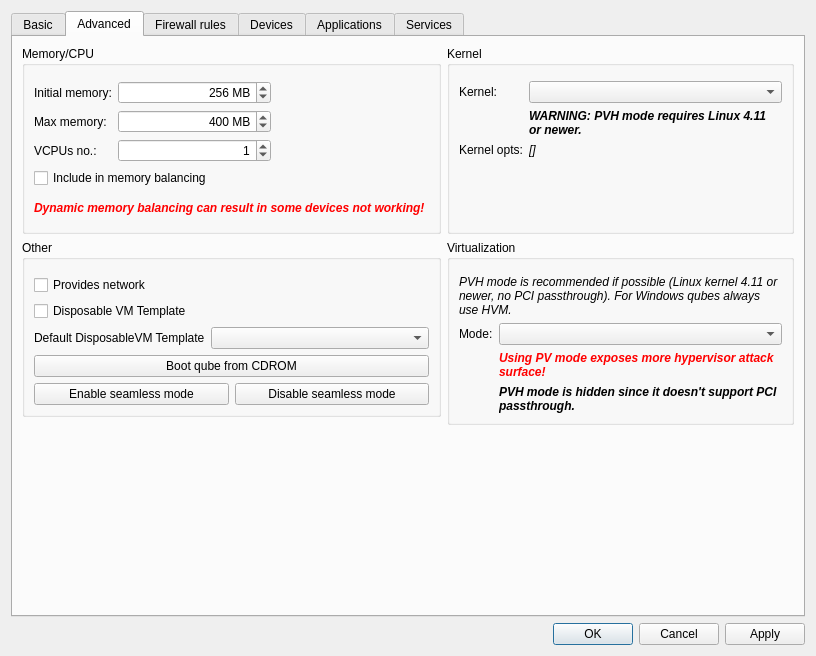
Qt form ui/settingsdlg.ui (QubesOS/qubes-manager) before a commit.
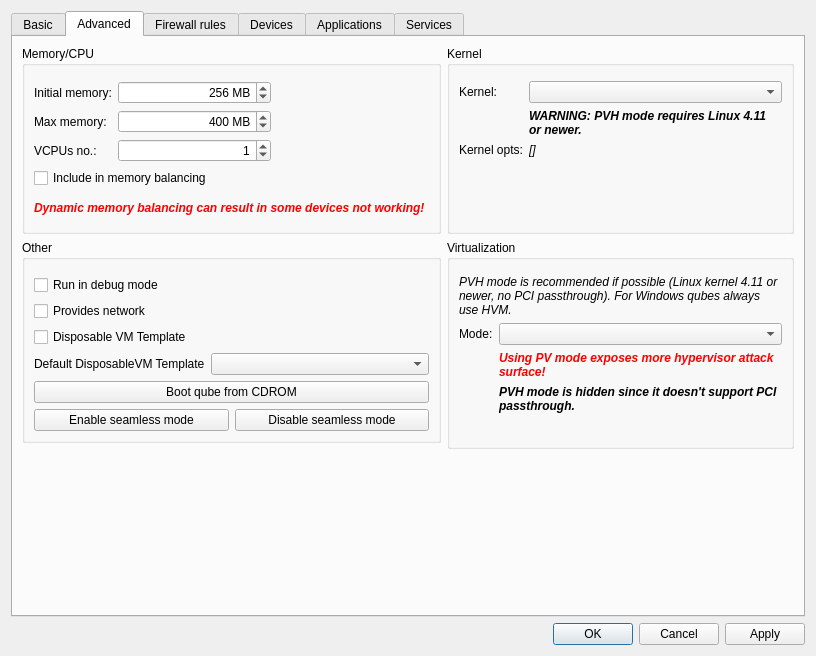
The same form after that commit. The open tabs and pages were chosen to show the change. Icons and pictures are not drawn.

Commit message:
Moved debug mode checkbox to advanced settings
It really had no place in Basic settings, and will free up space for future
settings.

The edit to the form file:
```diff
--- a/ui/settingsdlg.ui
+++ b/ui/settingsdlg.ui
@@ -373,13 +373,6 @@
                 </property>
                </widget>
               </item>
-              <item>
-               <widget class="QCheckBox" name="run_in_debug_mode">
-                <property name="text">
-                 <string>Run in debug mode</string>
-                </property>
-               </widget>
-              </item>
              </layout>
             </item>
             <item row="4" column="0" colspan="3">
@@ -813,14 +806,14 @@
             <property name="topMargin">
              <number>15</number>
             </property>
-            <item row="1" column="0">
+            <item row="2" column="0">
              <widget class="QCheckBox" name="provides_network_checkbox">
               <property name="text">
                <string>Provides network</string>
               </property>
              </widget>
             </item>
-            <item row="2" column="0">
+            <item row="3" column="0">
              <widget class="QCheckBox" name="dvm_template_checkbox">
               <property name="toolTip">
                <string>&lt;html&gt;&lt;head/&gt;&lt;body&gt;&lt;p&gt;Allows using this qube as a template for DisposableVMs. The DisposableVMs will inherit the VM's state (configuration, installed programs etc.), but their state will not persist between restarts. &lt;/p&gt;&lt;p&gt;Setting this option will cause this qube to be listed as an option in the &amp;quot;Default DisposableVM Template&amp;quot; dropdown for all other qubes. &lt;/p&gt;&lt;/body&gt;&lt;/html&gt;</string>
@@ -830,14 +823,14 @@
               </property>
              </widget>
             </item>
-            <item row="7" column="0" colspan="2">
+            <item row="8" column="0" colspan="2">
              <widget class="QPushButton" name="boot_from_device_button">
               <property name="text">
                <string>Boot qube from CDROM</string>
               </property>
              </widget>
             </item>
-            <item row="8" column="0" colspan="2">
+            <item row="9" column="0" colspan="2">
              <layout class="QHBoxLayout" name="horizontalLayout_8">
               <item>
                <widget class="QPushButton" name="seamless_on_button">
@@ -863,7 +856,7 @@
               </item>
              </layout>
             </item>
-            <item row="5" column="0" colspan="2">
+            <item row="6" column="0" colspan="2">
              <layout class="QHBoxLayout" name="horizontalLayout_6">
               <item>
                <widget class="QLabel" name="label_26">
@@ -893,6 +886,13 @@
               </item>
              </layout>
             </item>
+            <item row="1" column="0">
+             <widget class="QCheckBox" name="run_in_debug_mode">
+              <property name="text">
+               <string>Run in debug mode</string>
+              </property>
+             </widget>
+            </item>
            </layout>
           </widget>
          </item>
```
Left out of the diff: 5 changed lines with no effect on the pictures. The commit also changes 1 other file.
